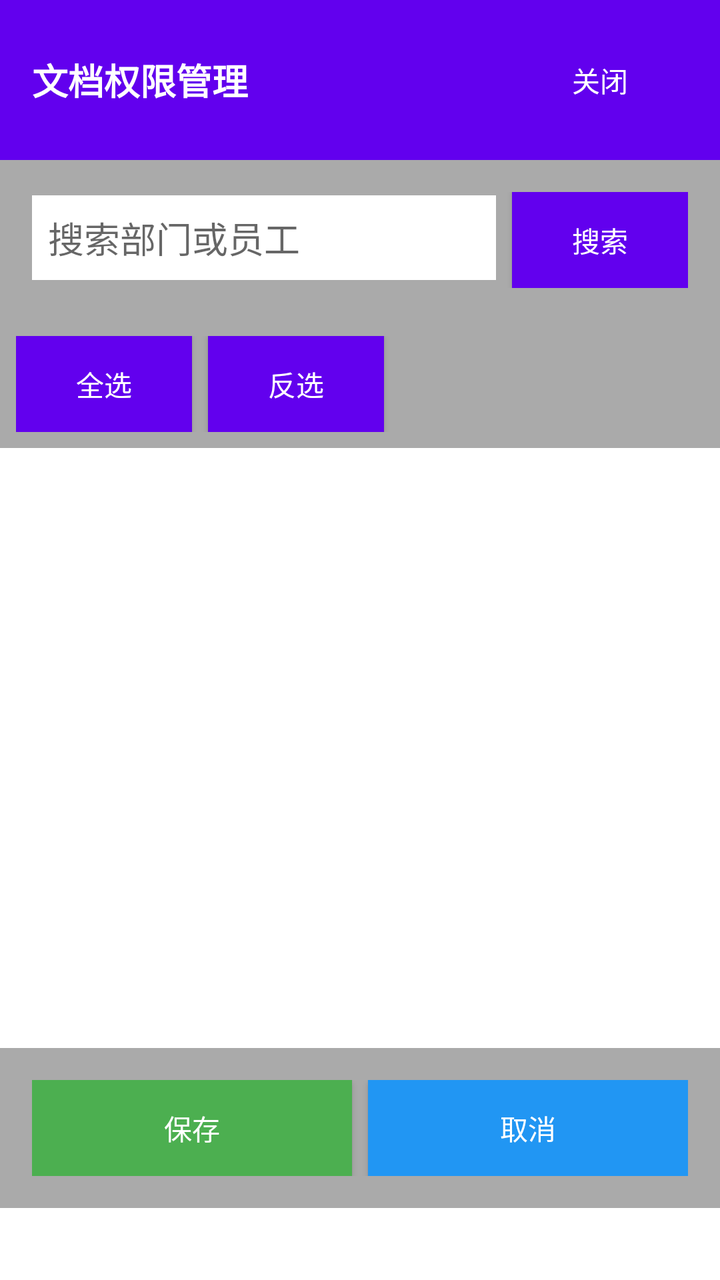
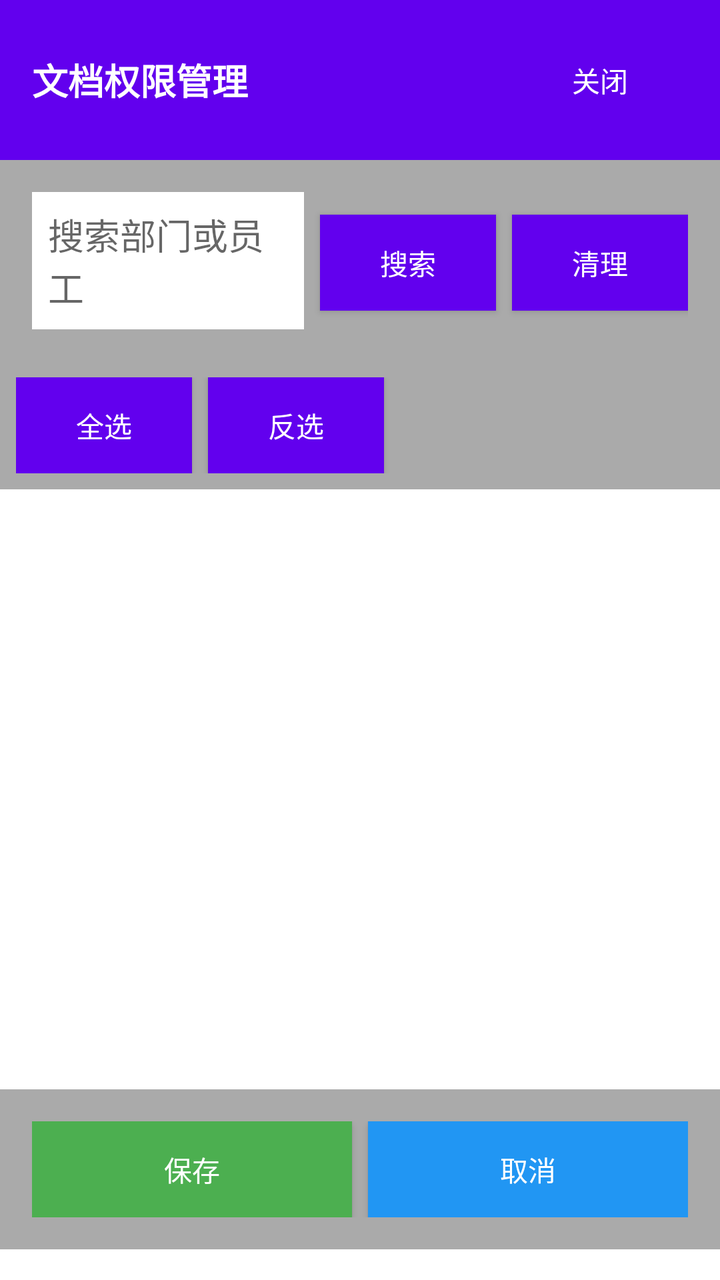

Compare the two renders of this Android layout. The source of the first and the diff that turns it into the second are given below.
<!-- AndroidManifest.xml: application theme Theme.WpsPasswordManager -->
<!-- res/layout/permission_panel.xml -->
<?xml version="1.0" encoding="utf-8"?>
<LinearLayout xmlns:android="http://schemas.android.com/apk/res/android"
    android:layout_width="match_parent"
    android:layout_height="wrap_content"
    android:orientation="vertical"
    android:background="@android:color/white"
    android:elevation="8dp">

    
    <LinearLayout
        android:id="@+id/panel_header"
        android:layout_width="match_parent"
        android:layout_height="wrap_content"
        android:orientation="horizontal"
        android:background="@color/purple_500"
        android:padding="16dp"
        android:gravity="center_vertical">

        <TextView
            android:layout_width="0dp"
            android:layout_height="wrap_content"
            android:layout_weight="1"
            android:text="文档权限管理"
            android:textColor="@color/white"
            android:textSize="18sp"
            android:textStyle="bold" />

        <Button
            android:id="@+id/btn_close"
            android:layout_width="wrap_content"
            android:layout_height="wrap_content"
            android:text="关闭"
            android:textColor="@color/white"
            android:background="@android:color/transparent" />

    </LinearLayout>

    
    <LinearLayout
        android:id="@+id/panel_content"
        android:layout_width="match_parent"
        android:layout_height="wrap_content"
        android:orientation="vertical">

        
        <LinearLayout
            android:layout_width="match_parent"
            android:layout_height="wrap_content"
            android:orientation="horizontal"
            android:padding="16dp"
            android:background="@android:color/darker_gray">

            <EditText
                android:id="@+id/et_search"
                android:layout_width="0dp"
                android:layout_height="wrap_content"
                android:layout_weight="1"
                android:hint="搜索部门或员工"
                android:padding="8dp"
                android:background="@android:color/white"
                android:imeOptions="actionSearch" />

            <Button
                android:id="@+id/btn_search"
                android:layout_width="wrap_content"
                android:layout_height="wrap_content"
                android:text="搜索"
                android:layout_marginLeft="8dp"
                android:background="@color/purple_500"
                android:textColor="@color/white" />

        </LinearLayout>

        
        <LinearLayout
            android:layout_width="match_parent"
            android:layout_height="wrap_content"
            android:orientation="horizontal"
            android:padding="8dp"
            android:background="@android:color/darker_gray">

            <Button
                android:id="@+id/btn_select_all"
                android:layout_width="wrap_content"
                android:layout_height="wrap_content"
                android:text="全选"
                android:layout_marginRight="8dp"
                android:background="@color/purple_500"
                android:textColor="@color/white" />

            <Button
                android:id="@+id/btn_deselect_all"
                android:layout_width="wrap_content"
                android:layout_height="wrap_content"
                android:text="反选"
                android:background="@color/purple_500"
                android:textColor="@color/white" />

        </LinearLayout>

        
        <ScrollView
            android:layout_width="match_parent"
            android:layout_height="300dp">

            <LinearLayout
                android:id="@+id/tree_container"
                android:layout_width="match_parent"
                android:layout_height="wrap_content"
                android:orientation="vertical"
                android:padding="8dp">

                

            </LinearLayout>

        </ScrollView>

        
        <LinearLayout
            android:layout_width="match_parent"
            android:layout_height="wrap_content"
            android:orientation="horizontal"
            android:padding="16dp"
            android:background="@android:color/darker_gray">

            <Button
                android:id="@+id/btn_save"
                android:layout_width="0dp"
                android:layout_height="wrap_content"
                android:layout_weight="1"
                android:text="保存"
                android:background="@color/green_500"
                android:textColor="@color/white"
                android:layout_marginRight="8dp" />

            <Button
                android:id="@+id/btn_cancel"
                android:layout_width="0dp"
                android:layout_height="wrap_content"
                android:layout_weight="1"
                android:text="取消"
                android:background="@color/blue_500"
                android:textColor="@color/white" />

        </LinearLayout>

    </LinearLayout>

</LinearLayout>
<!-- resources referenced by this layout -->
<resources>
  <color name="blue_500">#FF2196F3</color>
  <color name="green_500">#FF4CAF50</color>
  <color name="purple_500">#FF6200EE</color>
  <color name="white">#FFFFFFFF</color>
  <style name="Theme.WpsPasswordManager" parent="Theme.MaterialComponents.DayNight.DarkActionBar">
          
          <item name="colorPrimary">@color/purple_500</item>
          <item name="colorPrimaryVariant">@color/purple_700</item>
          <item name="colorOnPrimary">@color/white</item>
          
          <item name="colorSecondary">@color/teal_200</item>
          <item name="colorSecondaryVariant">@color/teal_700</item>
          <item name="colorOnSecondary">@color/black</item>
          
          <item name="android:statusBarColor" tools:targetApi="l">?attr/colorPrimaryVariant</item>
          
      </style>
  <color name="purple_700">#FF3700B3</color>
  <color name="teal_200">#FF03DAC5</color>
  <color name="teal_700">#FF018786</color>
  <color name="black">#FF000000</color>
</resources>

<!-- the commit's change to res/layout/permission_panel.xml (unified diff, before → after) -->
@@ -65,6 +65,15 @@
                 android:layout_width="wrap_content"
                 android:layout_height="wrap_content"
                 android:text="搜索"
+                android:layout_marginLeft="8dp"
+                android:background="@color/purple_500"
+                android:textColor="@color/white" />
+
+            <Button
+                android:id="@+id/btn_clear"
+                android:layout_width="wrap_content"
+                android:layout_height="wrap_content"
+                android:text="清理"
                 android:layout_marginLeft="8dp"
                 android:background="@color/purple_500"
                 android:textColor="@color/white" />
